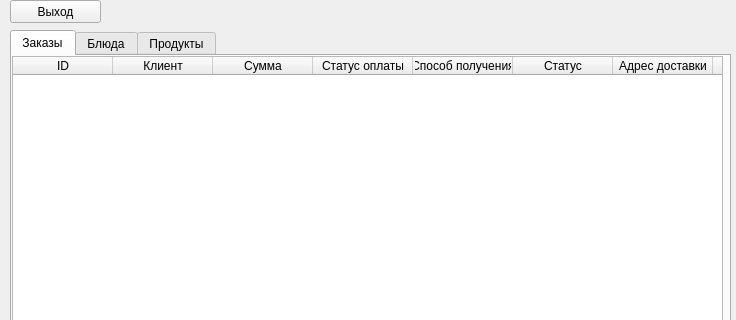
244sinfall/fastfoodDeliveryAggregator, file adminmenu.ui: the form before one commit; both pictures show x 0 to 736 and y 0 to 320 of the 736 by 521 pixel window.
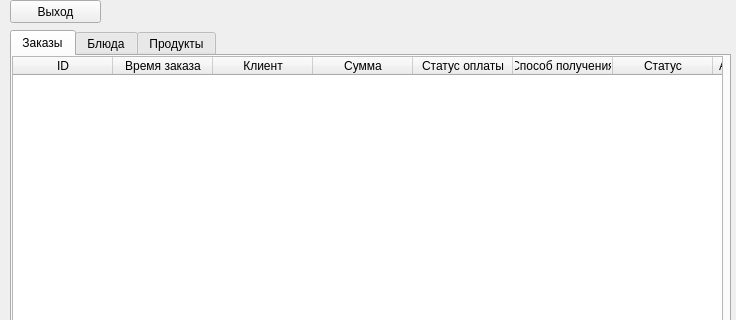
The form after the commit.

```diff
--- a/adminmenu.ui
+++ b/adminmenu.ui
@@ -49,6 +49,11 @@
        <string>ID</string>
       </property>
      </column>
+     <column>
+      <property name="text">
+       <string>Время заказа</string>
+      </property>
+     </column>
      <column>
       <property name="text">
        <string>Клиент</string>
@@ -84,11 +89,6 @@
        <string>Телефон</string>
       </property>
      </column>
-     <column>
-      <property name="text">
-       <string>Время заказа</string>
-      </property>
-     </column>
      <column>
       <property name="text">
        <string>Время готовности</string>
```
